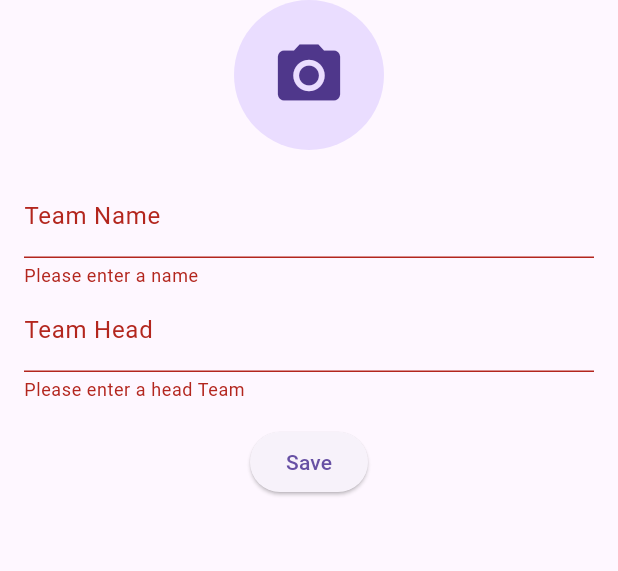
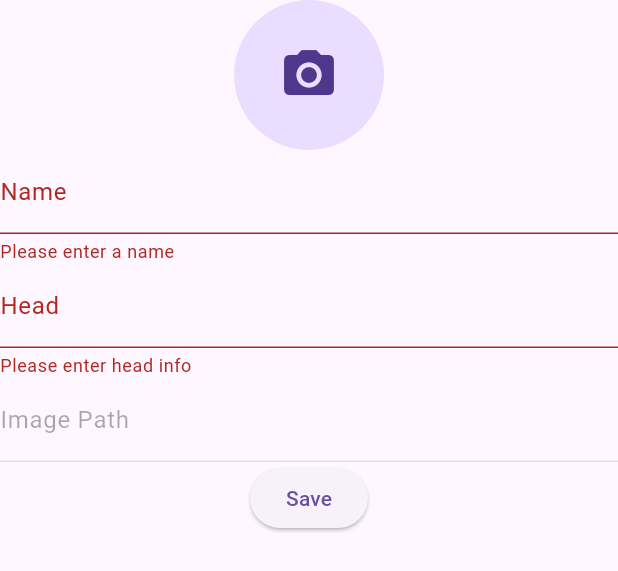
Before and after one commit to amiraboubaker/ECTRH, a Flutter app: the TeamForm widget shown alone on an empty page, opened directly with empty values, after a tap on "Save", on a phone screen of 412 x 824 dp. Shown: the top 571 px of the screen. Run offline on Flutter 3.47's test engine with Material 3 defaults, Android fonts, the phone set to English and light mode, and no system bars; our stand-ins replace email_validator, image_picker; network calls fail.

Commit message:
crud setup team

```diff
--- a/frontend/lib/screens/teams/homePage.dart
+++ b/frontend/lib/screens/teams/homePage.dart
@@ -74,7 +74,7 @@ class _TeamsHomePageState extends State<TeamsHomePage> {
             Item(
               id: item['id'],
               name: item['name'],
-              imagePath: item['imagePath'] ?? 'uploads/',
+              imagePath: item['imagePath'] ?? 'uploads/1.png',
               head: item['head'],
               width: 60,
               height: 60,
@@ -83,7 +83,6 @@ class _TeamsHomePageState extends State<TeamsHomePage> {
         }
       });
     } else {
-      // Handle error
       ScaffoldMessenger.of(context).showSnackBar(
         SnackBar(
             content: Text('Failed to fetch teams: ${response.statusCode}')),
@@ -140,7 +139,6 @@ class _TeamsHomePageState extends State<TeamsHomePage> {
         const SnackBar(content: Text('Deleted successfully')),
       );
     } else {
-      // Handle error
       ScaffoldMessenger.of(context).showSnackBar(
         SnackBar(
             content: Text('Failed to delete Team: ${response.statusCode}')),
@@ -177,7 +175,7 @@ class _TeamsHomePageState extends State<TeamsHomePage> {
 
   Future<void> _addTeam(String name, String imagePath, String head) async {
     final response = await http.post(
-      Uri.parse('http://192.168.1.14:3000/api/addteam'),
+      Uri.parse('http://192.168.1.14:3000/api/addTeam'),
       headers: <String, String>{
         'Content-Type': 'application/json; charset=UTF-8',
       },
@@ -207,7 +205,6 @@ class _TeamsHomePageState extends State<TeamsHomePage> {
       );
       Navigator.of(context).pop();
     } else {
-      print('Error: ${response.body}');
       ScaffoldMessenger.of(context).showSnackBar(
         SnackBar(content: Text('Failed to add team: ${response.statusCode}')),
       );
@@ -248,7 +245,10 @@ class _TeamsHomePageState extends State<TeamsHomePage> {
       );
       Navigator.of(context).pop();
     } else {
-      // Handle error
+      ScaffoldMessenger.of(context).showSnackBar(
+        SnackBar(
+            content: Text('Failed to update team: ${response.statusCode}')),
+      );
     }
   }
 
@@ -323,26 +323,23 @@ class _TeamsHomePageState extends State<TeamsHomePage> {
                     ),
                   ),
                   title: Text(items[index].name),
-                  subtitle: Text(
-                    '${items[index].name}\'${items[index].imagePath}\n',
-                    style: TextStyle(fontSize: 14.0),
+                  subtitle: Text(items[index].head),
+                  trailing: Row(
+                    mainAxisSize: MainAxisSize.min,
+                    children: [
+                      IconButton(
+                        icon: const Icon(Icons.edit),
+                        onPressed: () {
+                          _editItem(items[index]);
+                        },
                       ),
-                  trailing: PopupMenuButton<String>(
-                    onSelected: (value) {
-                      if (value == 'Edit') {
-                        _editItem(items[index]);
-                      } else if (value == 'Delete') {
+                      IconButton(
+                        icon: const Icon(Icons.delete),
+                        onPressed: () {
                           _deleteItem(items[index]);
-                      }
                         },
-                    itemBuilder: (BuildContext context) {
-                      return {'Edit', 'Delete'}.map((String choice) {
-                        return PopupMenuItem<String>(
-                          value: choice,
-                          child: Text(choice),
-                        );
-                      }).toList();
-                    },
+                      ),
+                    ],
                   ),
                 );
               },
@@ -353,7 +350,7 @@ class _TeamsHomePageState extends State<TeamsHomePage> {
       bottomNavigationBar: BottomNavigationBar(
         items: const <BottomNavigationBarItem>[
           BottomNavigationBarItem(
-            icon: Icon(Icons.people),
+            icon: Icon(Icons.home),
             label: 'Employees',
           ),
           BottomNavigationBarItem(
@@ -361,13 +358,11 @@ class _TeamsHomePageState extends State<TeamsHomePage> {
             label: 'Teams',
           ),
           BottomNavigationBarItem(
-            icon: Icon(Icons.apartment),
+            icon: Icon(Icons.business),
             label: 'Offices',
           ),
         ],
         currentIndex: _selectedIndex,
-        selectedItemColor: Colors.blue,
-        unselectedItemColor: Colors.grey,
         onTap: _onItemTapped,
       ),
     );
@@ -376,55 +371,51 @@ class _TeamsHomePageState extends State<TeamsHomePage> {
 
 class TeamForm extends StatefulWidget {
   const TeamForm({
-    Key? key,
+    super.key,
     this.initialName,
     this.initialImagePath,
     this.initialHead,
-    required Null Function(dynamic name, dynamic imagePath, dynamic head)
-        onSave,
-  }) : super(key: key);
+    required this.onSave,
+  });
 
   final String? initialName;
   final String? initialImagePath;
   final String? initialHead;
+  final void Function(String name, String imagePath, String head) onSave;
 
   @override
-  _TeamFormState createState() => _TeamFormState();
-
-  void onSave(String name, String imagePath, String head) {}
+  State<TeamForm> createState() => _TeamFormState();
 }
 
 class _TeamFormState extends State<TeamForm> {
   final _formKey = GlobalKey<FormState>();
-  late String _imagePath;
-  late String _head;
-  late String _name;
+  final _nameController = TextEditingController();
+  final _headController = TextEditingController();
+  final _imagePathController = TextEditingController();
+  final ImagePicker _picker = ImagePicker();
+  File? _imageFile;
 
   @override
   void initState() {
     super.initState();
-    _name = widget.initialName ?? '';
-    _imagePath = widget.initialImagePath ?? '';
-    _head = widget.initialHead ?? '';
+    _nameController.text = widget.initialName ?? '';
+    _headController.text = widget.initialHead ?? '';
+    _imagePathController.text = widget.initialImagePath ?? '';
   }
 
   Future<void> _pickImage() async {
-    // Use file picker to select an image
-    // Update _imagePath with the selected image path
-    // Uncomment and use a package like image_picker for actual implementation
-    final picker = ImagePicker();
-    final pickedFile = await picker.pickImage(source: ImageSource.gallery);
+    final pickedFile = await _picker.pickImage(source: ImageSource.gallery);
     if (pickedFile != null) {
       setState(() {
-        _imagePath = pickedFile.path;
+        _imageFile = File(pickedFile.path);
+        _imagePathController.text = pickedFile.path;
       });
     }
   }
 
   @override
   Widget build(BuildContext context) {
-    return SingleChildScrollView(
-      child: Form(
+    return Form(
       key: _formKey,
       child: Column(
         mainAxisSize: MainAxisSize.min,
@@ -433,60 +424,54 @@ class _TeamFormState extends State<TeamForm> {
             onTap: _pickImage,
             child: CircleAvatar(
               radius: 50,
-                backgroundImage:
-                    _imagePath.isEmpty ? null : FileImage(File(_imagePath)),
-                child: _imagePath.isEmpty
-                    ? const Icon(Icons.camera_alt, size: 50)
+              backgroundImage: _imageFile == null
+                  ? (widget.initialImagePath != null
+                      ? NetworkImage(widget.initialImagePath!)
+                      : null)
+                  : FileImage(_imageFile!),
+              child: _imageFile == null
+                  ? const Icon(Icons.camera_alt, size: 40)
                   : null,
             ),
           ),
-            SizedBox(height: 16.0),
-            Padding(
-              padding: const EdgeInsets.symmetric(horizontal: 16.0),
-              child: TextFormField(
-                initialValue: _name,
-                decoration: const InputDecoration(labelText: 'Team Name'),
+          TextFormField(
+            controller: _nameController,
+            decoration: const InputDecoration(labelText: 'Name'),
             validator: (value) {
               if (value == null || value.isEmpty) {
                 return 'Please enter a name';
               }
               return null;
             },
-                onSaved: (value) {
-                  _name = value ?? '';
-                },
           ),
-            ),
-            Padding(
-              padding: const EdgeInsets.symmetric(horizontal: 16.0),
-              child: TextFormField(
-                initialValue: _head,
-                decoration: const InputDecoration(labelText: 'Team Head'),
+          TextFormField(
+            controller: _headController,
+            decoration: const InputDecoration(labelText: 'Head'),
             validator: (value) {
               if (value == null || value.isEmpty) {
-                    return 'Please enter a head Team';
+                return 'Please enter head info';
               }
               return null;
             },
-                onSaved: (value) {
-                  _head = value ?? '';
-                },
           ),
+          TextFormField(
+            controller: _imagePathController,
+            decoration: const InputDecoration(labelText: 'Image Path'),
+            enabled: false,
           ),
-            SizedBox(height: 16.0),
-            Center(
-              child: ElevatedButton(
+          ElevatedButton(
             onPressed: () {
-                  if (_formKey.currentState?.validate() ?? false) {
-                    _formKey.currentState?.save();
-                    widget.onSave(_name, _imagePath, _head);
+              if (_formKey.currentState!.validate()) {
+                widget.onSave(
+                  _nameController.text,
+                  _imagePathController.text,
+                  _headController.text,
+                );
               }
             },
             child: const Text('Save'),
           ),
-            ),
         ],
-        ),
       ),
     );
   }
```
Also changed, not shown: 6 other files. Lines whose indentation alone changed are shown as unchanged.
